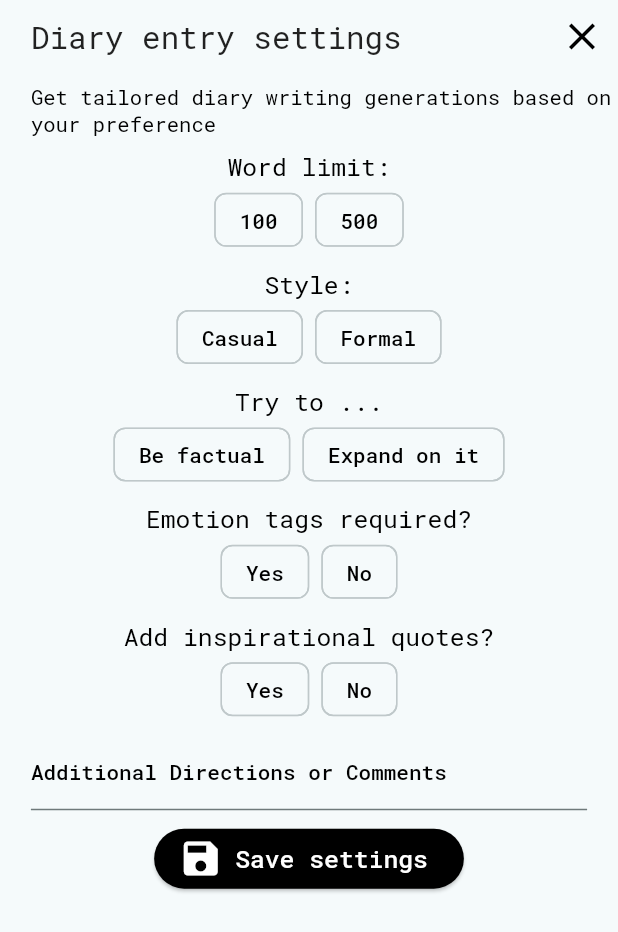
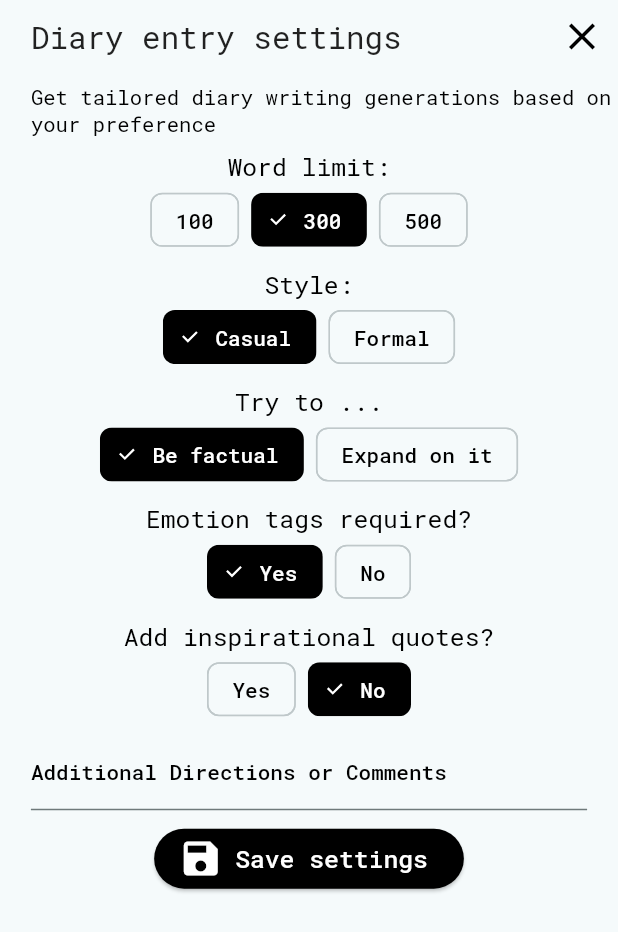
Before and after one commit to anujyadav140/Diary-AI, a Flutter app: the DiarifySettings screen opened directly, on a phone screen of 412 x 824 dp. Shown: the top 932 px of the screen. Run offline on Flutter 3.47's test engine with Material 2 defaults, Android fonts, the phone set to English and light mode, and no system bars; our stand-ins replace action_slider, animated_text_kit, audioplayers, chat_bubbles, cloud_firestore, curved_navigation_bar and 9 more; missing offline and left inert: audio_waveforms, chat_gpt_sdk; accounts and stored records are empty; network calls fail.

Commit message:
added state management to store settings

```diff
--- a/lib/pages/diarify_generation.dart
+++ b/lib/pages/diarify_generation.dart
@@ -15,12 +15,12 @@ class DiarifyGeneration extends StatefulWidget {
 
 class _DiarifyGenerationState extends State<DiarifyGeneration> {
   final openAI = OpenAI.instance.build(
-      token: '',
+      token: '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',
       baseOption: HttpSetup(receiveTimeout: const Duration(seconds: 5)),
       enableLog: true);
 
   Future<String> convertSpeechToText(String path) async {
-    const apiKey = '';
+    const apiKey = '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';
     var url = Uri.https("api.openai.com", "/v1/audio/transcriptions");
     var request = http.MultipartRequest('POST', url);
     request.headers.addAll(({"Authorization": "Bearer $apiKey"}));
--- a/lib/pages/home.dart
+++ b/lib/pages/home.dart
@@ -97,9 +97,9 @@ class _DiarifyHomeState extends State<DiarifyHome> {
                     ),
                     onPressed: () {
                       // AuthService().logout();
-                      Navigator.pushReplacement(context, MaterialPageRoute(
+                      Navigator.push(context, MaterialPageRoute(
                         builder: (context) {
-                          return DiarifySettings();
+                          return const DiarifySettings();
                         },
                       ));
                     },
--- a/lib/pages/settings.dart
+++ b/lib/pages/settings.dart
@@ -1,12 +1,15 @@
 import 'package:diarify/pages/home.dart';
+import 'package:diarify/services/authservice.dart';
 import 'package:flutter/material.dart';
+import 'package:provider/provider.dart';
 
 class CustomChoiceChip extends StatelessWidget {
   final String label;
   final bool selected;
   final Function(bool) onSelected;
 
-  CustomChoiceChip({
+  const CustomChoiceChip({
+    super.key,
     required this.label,
     required this.selected,
     required this.onSelected,
@@ -39,14 +42,30 @@ class DiarifySettings extends StatefulWidget {
 }
 
 class _DiarifySettingsState extends State<DiarifySettings> {
-  String? selectedWordLimit;
-  String? selectedStyle;
-  String? selectedTry;
-  String? selectedEmotionTags;
-  String? selectedInspirationalQuotes;
-  String? additionalDirections;
+  String selectedWordLimit = ''; // Initialize with '300'
+  String selectedStyle = ''; // Initialize with 'Casual'
+  String selectedTry = ''; // Initialize with 'Be factual'
+  String selectedEmotionTags = ''; // Initialize with 'Yes'
+  String selectedInspirationalQuotes = ''; // Initialize with 'No'
+  String additionalDirections = '';
+  String hintDirections = '';
+  @override
+  void initState() {
+    selectedWordLimit = context.read<AuthService>().settings.selectedWordLimit;
+    selectedStyle = context.read<AuthService>().settings.selectedStyle;
+    selectedTry = context.read<AuthService>().settings.selectedTry;
+    selectedEmotionTags =
+        context.read<AuthService>().settings.selectedEmotionTags;
+    selectedInspirationalQuotes =
+        context.read<AuthService>().settings.selectedInspirationalQuotes;
+    additionalDirections =
+        context.read<AuthService>().settings.additionalDirections;
+    hintDirections =
+        'Previous: ${context.read<AuthService>().settings.additionalDirections}';
+    super.initState();
+  }
 
-  void handleChoiceSelected(String? choice, String groupName) {
+  void handleChoiceSelected(String choice, String groupName) {
     setState(() {
       switch (groupName) {
         case 'WordLimit':
@@ -130,6 +149,13 @@ class _DiarifySettingsState extends State<DiarifySettings> {
                     selected: selectedWordLimit == '100',
                     onSelected: (selected) {
                       handleChoiceSelected('100', 'WordLimit');
+                    },
+                  ),
+                  CustomChoiceChip(
+                    label: '300',
+                    selected: selectedWordLimit == '300',
+                    onSelected: (selected) {
+                      handleChoiceSelected('300', 'WordLimit');
                     },
                   ),
                   CustomChoiceChip(
@@ -264,20 +290,23 @@ class _DiarifySettingsState extends State<DiarifySettings> {
                 padding: EdgeInsets.only(left: w * 0.05, right: w * 0.05),
                 child: TextField(
                   cursorColor: Colors.black,
-                  decoration: const InputDecoration(
+                  decoration: InputDecoration(
                     focusColor: Colors.black,
                     hoverColor: Colors.black,
                     fillColor: Colors.black,
                     iconColor: Colors.black,
-                    focusedBorder: UnderlineInputBorder(
+                    focusedBorder: const UnderlineInputBorder(
                       borderSide: BorderSide(color: Colors.black),
                     ),
                     labelText: 'Additional Directions or Comments',
-                    labelStyle: TextStyle(
+                    hintText: hintDirections,
+                    labelStyle: const TextStyle(
                       decorationColor: Colors.black,
                       color: Colors.black,
                     ),
-                    border: UnderlineInputBorder(),
+                    hintStyle: const TextStyle(
+                        decorationColor: Colors.black, color: Colors.black),
+                    border: const UnderlineInputBorder(),
                   ),
                   onChanged: (value) {
                     setState(() {
@@ -294,15 +323,17 @@ class _DiarifySettingsState extends State<DiarifySettings> {
                   backgroundColor: MaterialStateProperty.all(Colors.black),
                 ),
                 onPressed: () {
-                  // Save the selected choices and additional directions/comments here
-                  print("Word limit: $selectedWordLimit");
-                  print("Style: $selectedStyle");
-                  print("Emotion tags required? $selectedEmotionTags");
-                  print("Try: $selectedTry");
-                  print(
-                      "Add inspirational quotes? $selectedInspirationalQuotes");
-                  print(
-                      "Additional Directions/Comments: $additionalDirections");
+                  // Update the settings in the provider context
+                  DiarySettingsModel newSettings = DiarySettingsModel()
+                    ..selectedWordLimit = selectedWordLimit
+                    ..selectedStyle = selectedStyle
+                    ..selectedTry = selectedTry
+                    ..selectedEmotionTags = selectedEmotionTags
+                    ..selectedInspirationalQuotes = selectedInspirationalQuotes
+                    ..additionalDirections = additionalDirections;
+
+                  context.read<AuthService>().settings = newSettings;
+                  Navigator.pop(context);
                 },
                 icon: const Icon(
                   Icons.save,
--- a/lib/services/authservice.dart
+++ b/lib/services/authservice.dart
@@ -111,4 +111,22 @@ class AuthService extends ChangeNotifier {
     _currentDayIndex = value;
     notifyListeners();
   }
+
+  DiarySettingsModel _settings = DiarySettingsModel();
+
+  DiarySettingsModel get settings => _settings;
+
+  set settings(DiarySettingsModel value) {
+    _settings = value;
+    notifyListeners();
+  }
 }
+
+class DiarySettingsModel {
+  String selectedWordLimit = '300';
+  String selectedStyle = 'Casual';
+  String selectedTry = 'Be factual';
+  String selectedEmotionTags = 'Yes';
+  String selectedInspirationalQuotes = 'No';
+  String additionalDirections = '';
+}
```
